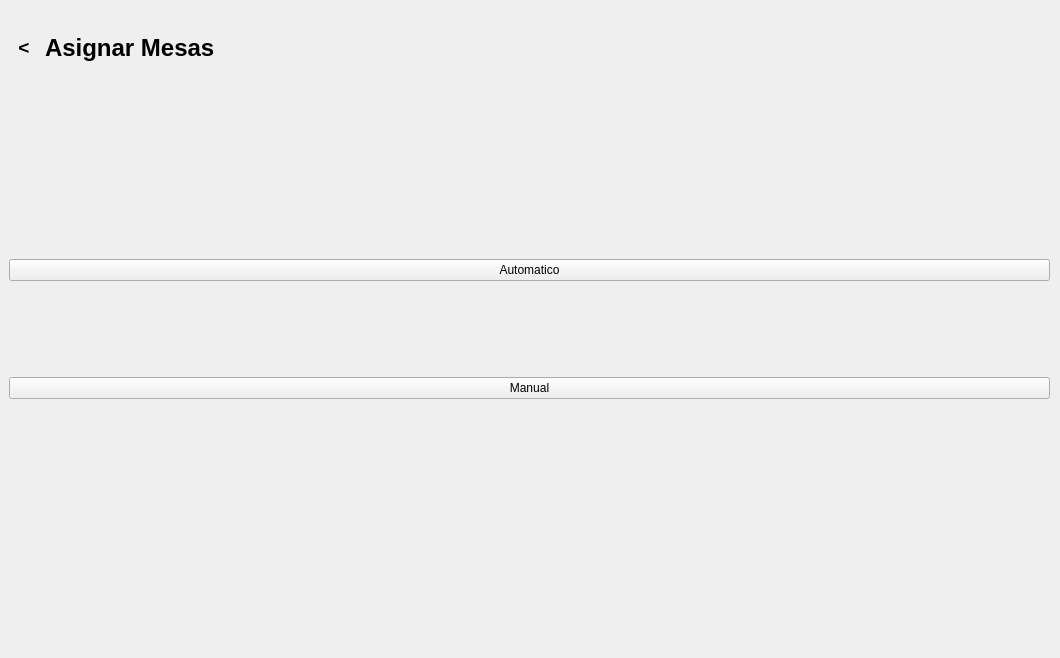
The window that Interfaces/AsignarMesas.ui (roblesgg/GestionEventos) describes before a commit, drawn with Qt 5.
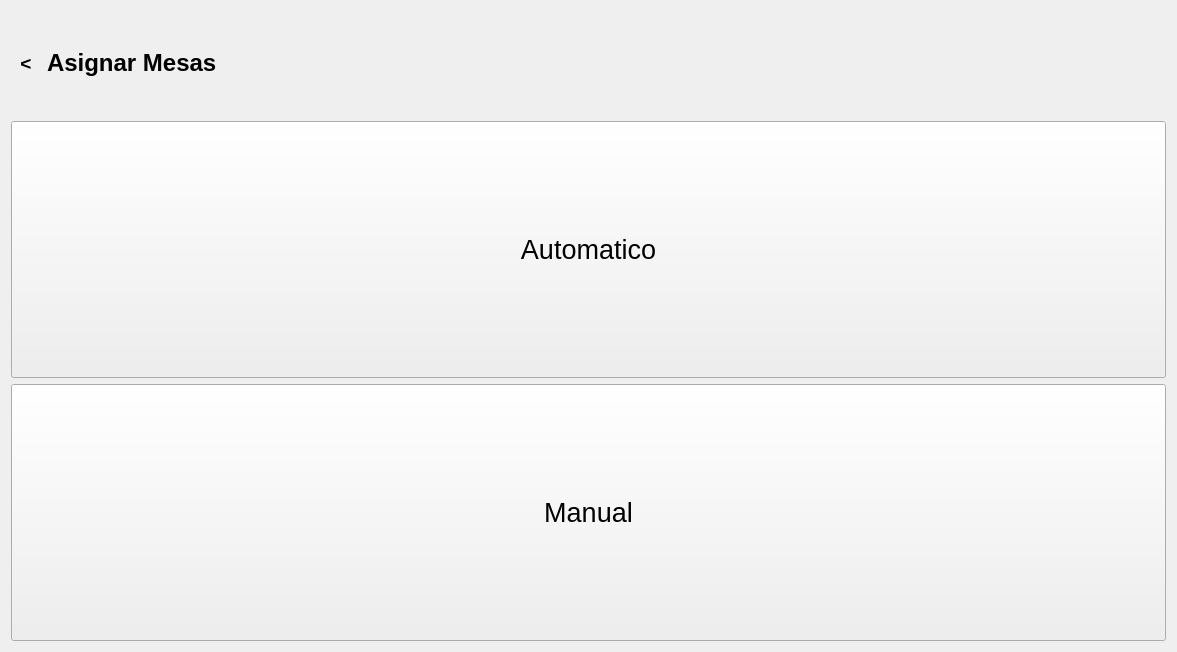
The same window after the commit.

```diff
--- a/Interfaces/AsignarMesas.ui
+++ b/Interfaces/AsignarMesas.ui
@@ -6,48 +6,15 @@
    <rect>
     <x>0</x>
     <y>0</y>
-    <width>1060</width>
-    <height>658</height>
+    <width>1177</width>
+    <height>652</height>
    </rect>
   </property>
   <property name="windowTitle">
    <string>Form</string>
   </property>
-  <widget class="QWidget" name="verticalLayoutWidget">
-   <property name="geometry">
-    <rect>
-     <x>9</x>
-     <y>169</y>
-     <width>1041</width>
-     <height>321</height>
-    </rect>
-   </property>
-   <layout class="QVBoxLayout" name="verticalLayout">
+  <layout class="QVBoxLayout" name="verticalLayout_2" stretch="1,5">
     <item>
-     <widget class="QPushButton" name="btn_Automatico">
-      <property name="text">
-       <string>Automatico</string>
-      </property>
-     </widget>
-    </item>
-    <item>
-     <widget class="QPushButton" name="btn_Manual">
-      <property name="text">
-       <string>Manual</string>
-      </property>
-     </widget>
-    </item>
-   </layout>
-  </widget>
-  <widget class="QWidget" name="layoutWidget">
-   <property name="geometry">
-    <rect>
-     <x>9</x>
-     <y>7</y>
-     <width>1041</width>
-     <height>81</height>
-    </rect>
-   </property>
    <layout class="QHBoxLayout" name="horizontalLayout_Titulo_3" stretch="0,0,1">
     <item>
      <widget class="QToolButton" name="btnAtras_asignarmesas">
@@ -94,7 +61,48 @@
      </spacer>
     </item>
    </layout>
-  </widget>
+   </item>
+   <item>
+    <layout class="QVBoxLayout" name="verticalLayout">
+     <item>
+      <widget class="QPushButton" name="btn_Automatico">
+       <property name="sizePolicy">
+        <sizepolicy hsizetype="Minimum" vsizetype="Expanding">
+         <horstretch>0</horstretch>
+         <verstretch>0</verstretch>
+        </sizepolicy>
+       </property>
+       <property name="font">
+        <font>
+         <pointsize>20</pointsize>
+        </font>
+       </property>
+       <property name="text">
+        <string>Automatico</string>
+       </property>
+      </widget>
+     </item>
+     <item>
+      <widget class="QPushButton" name="btn_Manual">
+       <property name="sizePolicy">
+        <sizepolicy hsizetype="Minimum" vsizetype="Expanding">
+         <horstretch>0</horstretch>
+         <verstretch>0</verstretch>
+        </sizepolicy>
+       </property>
+       <property name="font">
+        <font>
+         <pointsize>20</pointsize>
+        </font>
+       </property>
+       <property name="text">
+        <string>Manual</string>
+       </property>
+      </widget>
+     </item>
+    </layout>
+   </item>
+  </layout>
  </widget>
  <resources/>
  <connections/>
```
Lines whose indentation alone changed are shown as unchanged.
